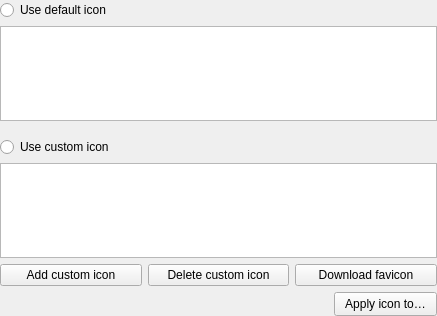
Above: src/gui/EditWidgetIcons.ui from keepassxreboot/keepassxc before the change. Below: the same form after it.
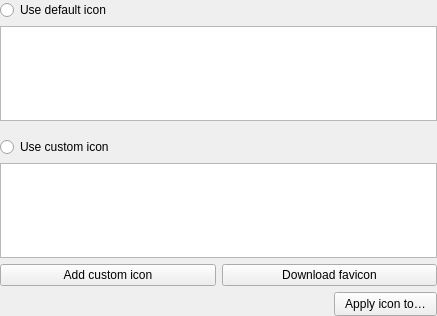
That is the form after the change.

Commit message:
Add custom icon purging and bulk deletion
This change adds a new database settings widget
named "maintenance", using a wrench icon. This widget is designated to be the home for database related maintenance tasks.

Initially, managing custom icons is now possible from that new tab. The feature includes bulk removing of
any number of selected custom icons and automatic purging of unused custom icons by the click of a button.

Fixes #2110

```diff
--- a/src/gui/EditWidgetIcons.ui
+++ b/src/gui/EditWidgetIcons.ui
@@ -112,13 +112,6 @@
        </property>
       </widget>
      </item>
-     <item>
-      <widget class="QPushButton" name="deleteButton">
-       <property name="text">
-        <string>Delete custom icon</string>
-       </property>
-      </widget>
-     </item>
      <item>
       <widget class="QPushButton" name="faviconButton">
        <property name="toolTip">
```
Left out of the diff: 1 changed line with no effect on the pictures. The commit also changes 11 other files.
